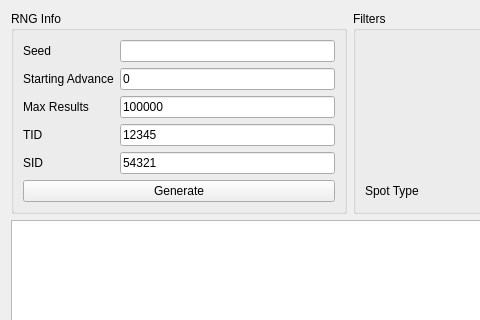
Admiral-Fish/PokeFinder, file Forms/Gen3/Tools/PokeSpot.ui: the form before one commit; both pictures show x 0 to 480 and y 0 to 320 of the 700 by 600 pixel window.
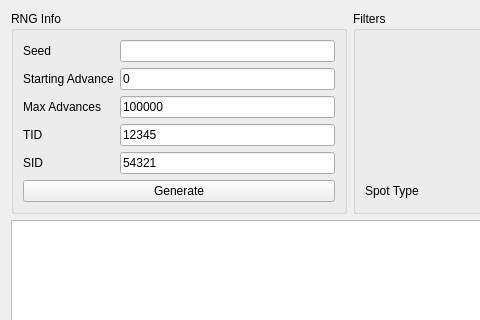
The form after the commit. Custom widgets are drawn as their Qt base class.

Commit message: Rename maxResults to maxAdvances

The edit to the form file:
```diff
--- a/Forms/Gen3/Tools/PokeSpot.ui
+++ b/Forms/Gen3/Tools/PokeSpot.ui
@@ -66,7 +66,7 @@
       <item row="2" column="0">
        <widget class="QLabel" name="labelMaxResults">
         <property name="text">
-         <string>Max Results</string>
+         <string>Max Advances</string>
         </property>
        </widget>
       </item>
```
Left out of the diff: 6 changed lines with no effect on the pictures. The commit also changes 72 other files.
